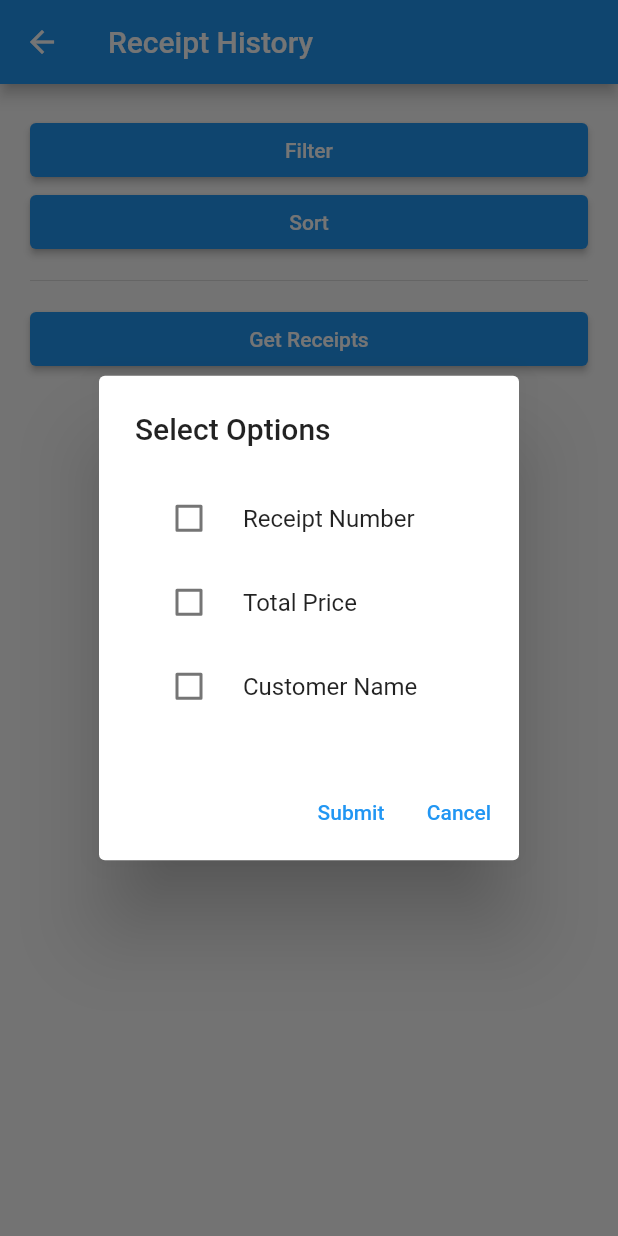
After one commit to brysonmacduff/Flutter_QR_Code_App, a Flutter app: the MerchantReceiptHistoryPage screen opened directly, after a tap on "Filter", on a phone screen of 412 x 824 dp. The commit adds this screen. Run offline on Flutter 3.47's test engine with Material 2 defaults, Android fonts, the phone set to English and light mode, and no system bars; our stand-ins replace date_field, qr_flutter; missing offline and left inert: mysql1, qr_code_scanner.

Commit message:
Initial Receipt History Commit. Added Filter, Sort and Get Receipts Button

```diff
--- /dev/null
+++ b/lib/Models/merchant_receipt_history.dart
@@ -0,0 +1,338 @@
+import 'package:ceg4912_project/Models/receipt.dart';
+import 'package:ceg4912_project/Support/session.dart';
+import 'package:ceg4912_project/Support/queries.dart';
+import 'package:flutter/material.dart';
+
+var merchantName = "Amazon";
+
+class MerchantReceiptHistoryPageRoute extends StatelessWidget {
+  const MerchantReceiptHistoryPageRoute({Key? key}) : super(key: key);
+
+  @override
+  Widget build(BuildContext context) {
+    return const MaterialApp(home: MerchantReceiptHistoryPage());
+  }
+}
+
+// widget for filter and sort
+class Filter extends StatefulWidget {
+  final List<String> choices;
+  const Filter({Key? key, required this.choices}) : super(key: key);
+
+  @override
+  State<StatefulWidget> createState() => _FilterState();
+}
+
+class _FilterState extends State<Filter> {
+  // contains the choices
+  final List<String> _selectedFilterOptions = [];
+
+  // triggered when a checkbox is selected/unselected
+  void _selected(String option, bool isSelected) {
+    setState(() {
+      if (isSelected) {
+        _selectedFilterOptions.add(option);
+      } else {
+        _selectedFilterOptions.remove(option);
+      }
+    });
+  }
+
+  // called when user sumbits their choices
+  void _submit() {
+    Navigator.pop(context, _selectedFilterOptions);
+  }
+
+  void _cancel() {
+    Navigator.pop(context);
+  }
+
+  @override
+  Widget build(BuildContext context){
+    return AlertDialog(
+      title: const Text('Select Options'),
+      content: SingleChildScrollView(
+        child: ListBody(
+          children: widget.choices
+              .map((choice) => CheckboxListTile(
+              value: _selectedFilterOptions.contains(choice),
+              title: Text(choice),
+              controlAffinity: ListTileControlAffinity.leading,
+              onChanged: (isChecked) => _selected(choice, isChecked!),
+          ))
+              .toList(),
+        ),
+      ),
+      actions: [
+        TextButton(
+            onPressed: _submit,
+            child: const Text('Submit'),
+        ),
+        TextButton(
+          onPressed: _cancel,
+          child: const Text('Cancel')
+        )
+      ],
+    );
+  }
+}
+
+class MerchantReceiptHistoryPage extends StatefulWidget {
+  const MerchantReceiptHistoryPage({Key? key}) : super(key: key);
+
+  @override
+  _ReceiptHistoryState createState() => _ReceiptHistoryState();
+}
+
+class _ReceiptHistoryState extends State<MerchantReceiptHistoryPage> {
+  // list of selected filters
+  List<String> _choices = [];
+
+  //New
+  // list of receipts
+  List<Receipt> receipts = <Receipt>[];
+  // stores the UI widgets that represent merchant's items
+  List<Widget> receiptWidgets = <Widget>[];
+  // keeps track of which item widgets are expanded in the UI
+  List<bool> receiptExpandedStateSet = <bool>[];
+
+  // the color of event messages that are displayed to the user
+  Color eventMessageColor = Colors.white;
+  // the message that is displayed to the user to inform them of events
+  String eventMessage = "";
+
+  // initially get the merchant's business items upon loading the item page
+  @override
+  void initState() {
+    super.initState();
+    _getReceipts();
+  }
+
+  // generates widgets for all of the current merchant's business items
+  void _getReceipts() async {
+    int mId = Session.getSessionUser().getId();
+    var conn = await Queries.getConnection();
+    var mReceipts = await Queries.getMerchantReceipts(conn, mId);
+
+    // if the query went wrong then it would return null
+    if (mReceipts == null) {
+      setState(() {
+        eventMessage = "Item Retrieval Failed.";
+        eventMessageColor = Colors.red;
+      });
+
+      // clears the event message after 2 seconds have passed
+      clearEventMessage(2000);
+      return;
+    }
+
+    // upon refresh, reset the lists that keeps track of the items that are showing on the UI
+    receipts.clear();
+    receiptWidgets.clear();
+    receiptExpandedStateSet.clear();
+
+    for (int i = 0; i < mReceipts.length; i++) {
+      receipts.add(mReceipts[i]);
+      receiptExpandedStateSet.add(false);
+
+      setState(() {
+        receiptWidgets.add(getReceiptWidget(i, false));
+      });
+    }
+  }
+
+  // clears the event message after some time has passed
+  void clearEventMessage(int delay) {
+    Future.delayed(Duration(milliseconds: delay), () {
+      setState(() {
+        eventMessage = "";
+        eventMessageColor = Colors.white;
+      });
+    });
+  }
+
+  // expands the full details of an item to the UI
+  void expandItem(int itemIndex) {
+    bool expandedState = !receiptExpandedStateSet[itemIndex]; // invert the state
+    receiptExpandedStateSet[itemIndex] = expandedState;
+    setState(() {
+      receiptWidgets[itemIndex] =
+          getReceiptWidget(itemIndex, expandedState);
+    });
+  }
+
+  // returns a widget that represents a business item
+  Widget getReceiptWidget(int i, bool isExpanded) {
+    return Padding(
+      padding: const EdgeInsets.all(16.0),
+      child: Container(
+        color: const Color.fromARGB(255, 46, 73, 107),
+        child: Column(
+          children: [
+            Row(
+              mainAxisAlignment: MainAxisAlignment.end,
+              children: [
+                Flexible(
+                  child: Text(
+                    receipts[i].getId().toString(),
+                    textAlign: TextAlign.start,
+                    style: const TextStyle(
+                      color: Color.fromARGB(255, 255, 255, 255),
+                      fontSize: 20,
+                    ),
+                  ),
+                ),
+                IconButton(
+                  onPressed: () => {expandItem(i)},
+                  icon: const Icon(
+                    Icons.description,
+                    color: Colors.blue,
+                  ),
+                )
+              ],
+            ),
+            if (isExpanded)
+              Center(
+                child: Column(
+                  children: [
+                    Padding(
+                      padding: const EdgeInsets.all(8),
+                      child: Row(
+                        mainAxisAlignment: MainAxisAlignment.start,
+                        children: [
+                          Flexible(
+                            child: Text(
+                              "COST: " + receipts[i].getCost().toString(),
+                              style: const TextStyle(
+                                color: Color.fromARGB(255, 255, 255, 255),
+                              ),
+                            ),
+                          ),
+                        ],
+                      ),
+                    ),
+                    Padding(
+                      padding: const EdgeInsets.all(8),
+                      child: Row(
+                        mainAxisAlignment: MainAxisAlignment.start,
+                        children: [
+                          Flexible(
+                            child: Text(
+                              "CUSTOMER ID: " + receipts[i].getCustomerId().toString(),
+                              style: const TextStyle(
+                                color: Color.fromARGB(255, 255, 255, 255),
+                              ),
+                            ),
+                          ),
+                        ],
+                      ),
+                    ),
+                    Padding(
+                      padding: const EdgeInsets.all(8),
+                      child: Row(
+                        mainAxisAlignment: MainAxisAlignment.start,
+                        children: [
+                          Flexible(
+                            child: Text(
+                              "DATE: " + receipts[i].getDateTime(),
+                              style: const TextStyle(
+                                color: Color.fromARGB(255, 255, 255, 255),
+                              ),
+                            ),
+                          ),
+                        ],
+                      ),
+                    ),
+                    Padding(
+                      padding: const EdgeInsets.all(8),
+                      child: Row(
+                        mainAxisAlignment: MainAxisAlignment.start,
+                        children: [
+                          Flexible(
+                            child: Text(
+                              "MERCHANT ID: " + receipts[i].getMerchantId().toString(),
+                              style: const TextStyle(
+                                color: Color.fromARGB(255, 255, 255, 255),
+                              ),
+                            ),
+                          ),
+                        ],
+                      ),
+                    ),
+                  ],
+                ),
+              ),
+          ],
+        ),
+      ),
+    );
+  }
+
+ //End New
+
+  void _showFilter() async {
+    // create list of options
+    // dynamically fetch from database... hardcoded for now
+    final List<String> _options = [
+      'Receipt Number',
+      'Total Price',
+      'Customer Name'
+    ];
+
+    //Store the users selection in results
+    final List<String>? results = await showDialog(
+        context: context,
+        builder: (BuildContext context) {
+          return Filter(choices: _options);
+        },
+    );
+
+    // Update the user interface
+    if (results != null) {
+      setState(() {
+        _choices = results;
+      });
+    }
+  }
+
+  @override
+  Widget build(BuildContext context) {
+    return Scaffold(
+      appBar: AppBar(
+        title: const Text('Receipt History'),
+      ),
+      body: Padding(
+        padding: const EdgeInsets.all(20),
+        child: Column(
+          crossAxisAlignment: CrossAxisAlignment.stretch,
+          children: [
+            // Open the drop down
+            ElevatedButton(
+              child: const Text('Filter'),
+              onPressed: _showFilter,
+            ),
+            ElevatedButton(
+              child: const Text('Sort'),
+              onPressed: _showFilter,
+            ),
+            const Divider(
+              height: 30,
+            ),
+            // display selected items
+            Wrap(
+              children: _choices
+                  .map((e) => Chip(
+                label: Text(e),
+              ))
+                  .toList(),
+            ),
+            ElevatedButton(
+              child: const Text('Get Receipts'),
+              onPressed: _getReceipts,
+            ),
+          ],
+        ),
+      ),
+    );
+  }
+}
--- /dev/null
+++ b/lib/Models/receipt.dart
@@ -0,0 +1,36 @@
+class Receipt {
+  int _id = -1;
+  String _dateTime = "";
+  double _cost = 0.00;
+  int _mid = -1;
+  int _cid = -1;
+
+  Receipt.empty();
+  Receipt.all(int id, String dateTime, double cost, int mid, int cid) {
+    _id = id;
+    _dateTime = dateTime;
+    _cost = cost;
+    _mid = mid;
+    _cid = cid;
+  }
+
+  int getId() {
+    return _id;
+  }
+
+  String getDateTime() {
+    return _dateTime;
+  }
+
+  double getCost() {
+    return _cost;
+  }
+
+  int getMerchantId() {
+    return _mid;
+  }
+
+  int getCustomerId() {
+    return _cid;
+  }
+}
--- a/lib/Support/queries.dart
+++ b/lib/Support/queries.dart
@@ -1,6 +1,7 @@
 import 'package:ceg4912_project/Models/customer.dart';
 import 'package:ceg4912_project/Models/item.dart';
 import 'package:ceg4912_project/Models/merchant.dart';
+import 'package:ceg4912_project/Models/receipt.dart';
 import 'package:flutter/foundation.dart';
 import 'package:mysql1/mysql1.dart';
 import 'package:ceg4912_project/Models/user.dart';
@@ -339,4 +340,33 @@ class Queries {
       return false;
     }
   }
+
+  static getMerchantReceipts(MySqlConnection conn, int mId) async {
+    String query = "select * from item where mId = '" + mId.toString() + "'";
+
+    // result rows are in JSON format
+    try {
+      List<Receipt> receipts = <Receipt>[];
+      var results = await conn.query(query);
+      var iterator = results.iterator;
+
+      while (iterator.moveNext()) {
+        var result = iterator.current;
+
+        int rId = result["rId"];
+        String dateTime = result["rDateTime"];
+        double cost = result["rCost"];
+        int mId = result["mid"];
+        int cId = result["cid"];
+
+        receipts.add(Receipt.all(
+            rId, dateTime, cost, mId, cId));
+      }
+
+      return receipts;
+    } catch (e) {
+      print(e);
+      return null;
+    }
+  }
 }
```
Also changed, not shown: lib/login.dart (+15 -0 lines), 3 other files.
